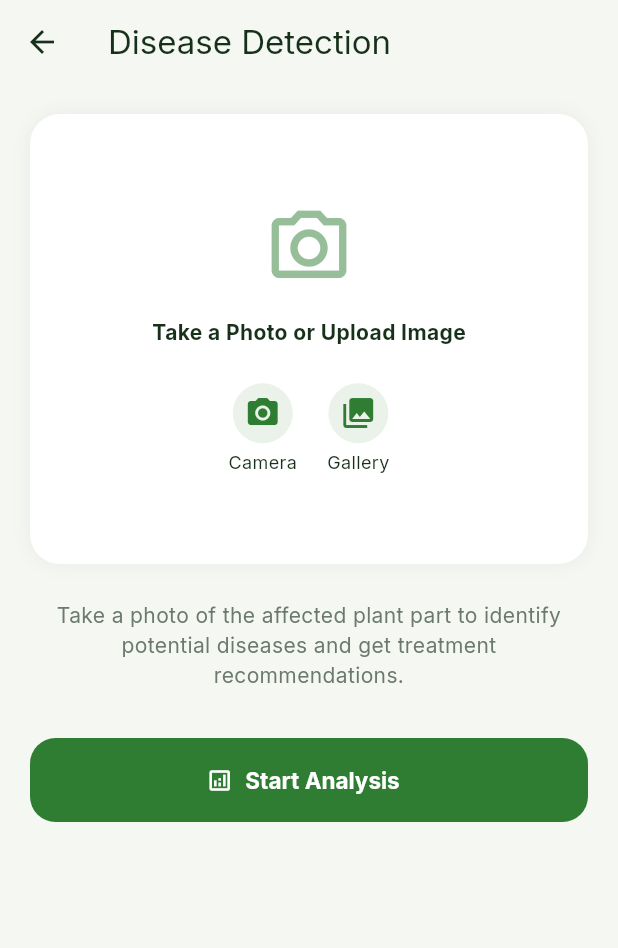
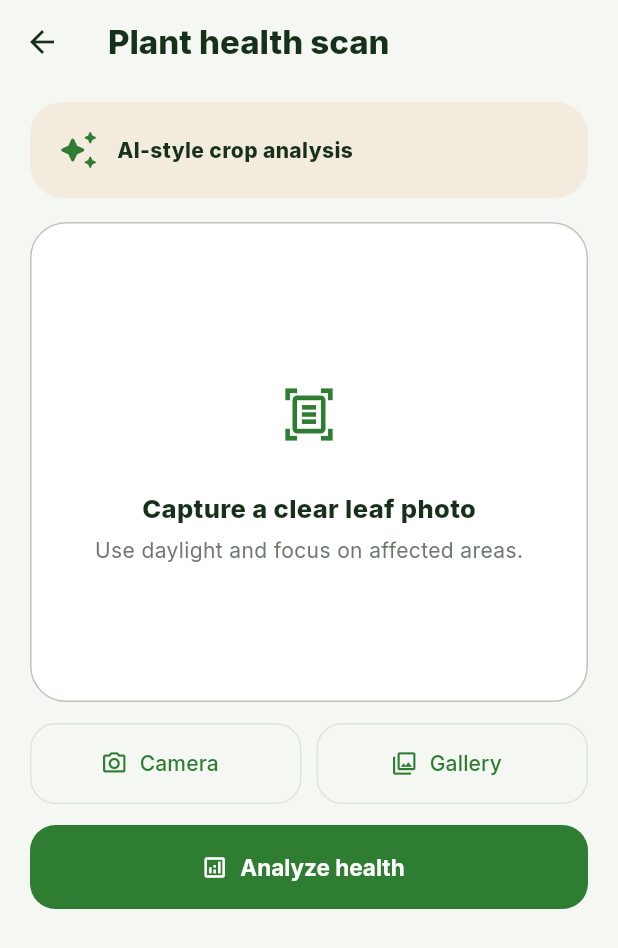
Before and after one commit to Jatinkanara21/Agrismart, a Flutter app: the DiseaseDetectionScreen screen opened directly, on a phone screen of 412 x 824 dp. Shown: the top 948 px of the screen. Run offline on Flutter 3.47's test engine with Material 3 defaults, Android fonts, the phone set to English and light mode, and no system bars; our stand-ins replace google_fonts, image_picker; statements that could not run were skipped.

Commit message:
feat: polish disease detection experience

```diff
--- a/lib/screens/disease_detection/disease_detection_screen.dart
+++ b/lib/screens/disease_detection/disease_detection_screen.dart
@@ -1,4 +1,5 @@
 import 'package:flutter/material.dart';
+import 'package:image_picker/image_picker.dart';
 import '../../core/constants/app_colors.dart';
 
 class DiseaseDetectionScreen extends StatefulWidget {
@@ -9,140 +10,72 @@ class DiseaseDetectionScreen extends StatefulWidget {
 }
 
 class _DiseaseDetectionScreenState extends State<DiseaseDetectionScreen> {
-  bool _isAnalyzing = false;
+  final _picker = ImagePicker();
+  XFile? _image;
+  bool _analyzing = false;
   bool _showResult = false;
 
-  void _analyzeImage() async {
-    setState(() {
-      _isAnalyzing = true;
-      _showResult = false;
-    });
+  Future<void> _pick(ImageSource source) async {
+    final image = await _picker.pickImage(source: source, imageQuality: 82);
+    if (!mounted) return;
+    if (image != null) setState(() { _image = image; _showResult = false; });
+  }
 
-    await Future.delayed(const Duration(seconds: 2));
-
-    setState(() {
-      _isAnalyzing = false;
-      _showResult = true;
-    });
+  Future<void> _analyze() async {
+    if (_image == null) {
+      ScaffoldMessenger.of(context).showSnackBar(const SnackBar(content: Text('Add a plant image first.')));
+      return;
+    }
+    setState(() => _analyzing = true);
+    await Future<void>.delayed(const Duration(seconds: 2));
+    if (mounted) setState(() { _analyzing = false; _showResult = true; });
   }
 
   @override
   Widget build(BuildContext context) {
     return Scaffold(
-      appBar: AppBar(title: const Text('Disease Detection')),
-      body: SingleChildScrollView(
-        padding: const EdgeInsets.all(20),
-        child: Column(
-          children: [
-            _buildUploadSection(),
-            const SizedBox(height: 24),
-            if (!_showResult) ...[
-              const Text(
-                'Take a photo of the affected plant part to identify potential diseases and get treatment recommendations.',
-                textAlign: TextAlign.center,
-                style: TextStyle(color: AppColors.textSecondary),
-              ),
-              const SizedBox(height: 32),
-              ElevatedButton.icon(
-                onPressed: _isAnalyzing ? null : _analyzeImage,
-                icon: _isAnalyzing ? const SizedBox(width: 20, height: 20, child: CircularProgressIndicator(color: Colors.white, strokeWidth: 2)) : const Icon(Icons.analytics_outlined),
-                label: Text(_isAnalyzing ? 'Analyzing...' : 'Start Analysis'),
-              ),
-            ],
-            if (_showResult) _buildResultSection(),
-          ],
+      appBar: AppBar(title: const Text('Plant health scan', style: TextStyle(fontWeight: FontWeight.w800))),
+      body: ListView(padding: const EdgeInsets.fromLTRB(20, 12, 20, 120), children: [
+        Container(
+          padding: const EdgeInsets.all(18),
+          decoration: BoxDecoration(color: AppColors.beige, borderRadius: BorderRadius.circular(22)),
+          child: const Row(children: [
+            Icon(Icons.auto_awesome_rounded, color: AppColors.primary, size: 28), SizedBox(width: 12),
+            Expanded(child: Text('AI-style crop analysis', style: TextStyle(fontWeight: FontWeight.w800))),
+          ]),
         ),
-      ),
-    );
-  }
-
-  Widget _buildUploadSection() {
-    return Container(
-      height: 300,
-      width: double.infinity,
-      decoration: BoxDecoration(
-        color: Colors.white,
-        borderRadius: BorderRadius.circular(20),
-        boxShadow: [BoxShadow(color: Colors.black.withOpacity(0.05), blurRadius: 10)],
-      ),
-      child: _showResult
-        ? ClipRRect(
-            borderRadius: BorderRadius.circular(20),
-            child: Image.network('https://images.unsplash.com/photo-1592841208389-52317a70233d?w=500&q=80', fit: BoxFit.cover),
-          )
-        : Column(
-            mainAxisAlignment: MainAxisAlignment.center,
-            children: [
-              Icon(Icons.camera_alt_outlined, size: 60, color: AppColors.primary.withOpacity(0.5)),
-              const SizedBox(height: 16),
-              const Text('Take a Photo or Upload Image', style: TextStyle(fontWeight: FontWeight.bold)),
-              const SizedBox(height: 24),
-              Row(
-                mainAxisAlignment: MainAxisAlignment.center,
-                children: [
-                  _buildIconButton(Icons.camera_alt, 'Camera'),
-                  const SizedBox(width: 20),
-                  _buildIconButton(Icons.photo_library, 'Gallery'),
-                ],
-              ),
-            ],
-          ),
-    );
-  }
-
-  Widget _buildIconButton(IconData icon, String label) {
-    return Column(
-      children: [
-        CircleAvatar(
-          backgroundColor: AppColors.primary.withOpacity(0.1),
-          child: Icon(icon, color: AppColors.primary),
+        const SizedBox(height: 16),
+        Container(
+          height: 320,
+          decoration: BoxDecoration(color: Theme.of(context).colorScheme.surface, borderRadius: BorderRadius.circular(24), border: Border.all(color: Theme.of(context).dividerColor.withValues(alpha: .45))),
+          clipBehavior: Clip.antiAlias,
+          child: _image == null
+            ? Column(mainAxisAlignment: MainAxisAlignment.center, children: [
+                Container(padding: const EdgeInsets.all(18), decoration: const BoxDecoration(color: AppColors.mint, shape: BoxShape.circle), child: const Icon(Icons.document_scanner_outlined, color: AppColors.primary, size: 38)),
+                const SizedBox(height: 14), const Text('Capture a clear leaf photo', style: TextStyle(fontWeight: FontWeight.w800, fontSize: 17)),
+                const SizedBox(height: 6), const Text('Use daylight and focus on affected areas.', style: TextStyle(color: AppColors.textSecondary)),
+              ])
+            : Stack(fit: StackFit.expand, children: [Image.network(_image!.path, fit: BoxFit.cover, errorBuilder: (_, __, ___) => Container(color: AppColors.mint, child: const Icon(Icons.image_outlined, size: 60, color: AppColors.primary))), if (_analyzing) Container(color: Colors.black54, child: const Center(child: CircularProgressIndicator(color: Colors.white)))]),
         ),
-        const SizedBox(height: 4),
-        Text(label, style: const TextStyle(fontSize: 12)),
-      ],
-    );
-  }
-
-  Widget _buildResultSection() {
-    return Column(
-      crossAxisAlignment: CrossAxisAlignment.start,
-      children: [
-        Container(
-          padding: const EdgeInsets.all(16),
-          decoration: BoxDecoration(
-            color: Colors.red.shade50,
-            borderRadius: BorderRadius.circular(12),
-            border: Border.all(color: Colors.red.shade200),
-          ),
-          child: Row(
-            children: [
-              const Icon(Icons.warning_amber_rounded, color: Colors.red),
-              const SizedBox(width: 12),
-              Expanded(
-                child: Column(
-                  crossAxisAlignment: CrossAxisAlignment.start,
-                  children: const [
-                    Text('Tomato Early Blight Detected', style: TextStyle(fontWeight: FontWeight.bold, color: Colors.red)),
-                    Text('Confidence: 94.5%', style: TextStyle(fontSize: 12, color: Colors.red)),
-                  ],
-                ),
-              ),
-            ],
-          ),
-        ),
-        const SizedBox(height: 24),
-        const Text('Symptoms', style: TextStyle(fontSize: 18, fontWeight: FontWeight.bold)),
-        const Text('• Dark spots with concentric rings on lower leaves.\n• Yellowing around the spots.\n• Premature leaf drop.', style: TextStyle(height: 1.5)),
-        const SizedBox(height: 16),
-        const Text('Recommended Treatment', style: TextStyle(fontSize: 18, fontWeight: FontWeight.bold)),
-        const Text('• Apply copper-based fungicides.\n• Remove and destroy infected plant parts.\n• Improve air circulation around plants.', style: TextStyle(height: 1.5)),
-        const SizedBox(height: 24),
-        ElevatedButton(
-          onPressed: () => setState(() => _showResult = false),
-          style: ElevatedButton.styleFrom(backgroundColor: Colors.grey.shade200, foregroundColor: AppColors.textPrimary),
-          child: const Text('Scan Another'),
-        ),
-      ],
+        const SizedBox(height: 14),
+        Row(children: [
+          Expanded(child: OutlinedButton.icon(onPressed: () => _pick(ImageSource.camera), icon: const Icon(Icons.camera_alt_outlined), label: const Text('Camera'))),
+          const SizedBox(width: 10),
+          Expanded(child: OutlinedButton.icon(onPressed: () => _pick(ImageSource.gallery), icon: const Icon(Icons.photo_library_outlined), label: const Text('Gallery'))),
+        ]),
+        const SizedBox(height: 14),
+        ElevatedButton.icon(onPressed: _analyzing ? null : _analyze, icon: Icon(_analyzing ? Icons.hourglass_top_rounded : Icons.analytics_outlined), label: Text(_analyzing ? 'Analyzing plant…' : 'Analyze health')),
+        if (_showResult) ...[
+          const SizedBox(height: 22),
+          Container(padding: const EdgeInsets.all(18), decoration: BoxDecoration(color: AppColors.mint, borderRadius: BorderRadius.circular(22)), child: Column(crossAxisAlignment: CrossAxisAlignment.start, children: [
+            Row(children: [const Icon(Icons.check_circle_rounded, color: AppColors.primary), const SizedBox(width: 10), const Expanded(child: Text('Tomato early blight detected', style: TextStyle(fontWeight: FontWeight.w800, fontSize: 18))), Container(padding: const EdgeInsets.symmetric(horizontal: 9, vertical: 5), decoration: BoxDecoration(color: AppColors.primary, borderRadius: BorderRadius.circular(10)), child: const Text('94%', style: TextStyle(color: Colors.white, fontWeight: FontWeight.w800)))]),
+            const SizedBox(height: 14),
+            const Text('Symptoms', style: TextStyle(fontWeight: FontWeight.w800)), const SizedBox(height: 5), const Text('Dark concentric leaf spots, yellowing around lesions, and early leaf drop.', style: TextStyle(color: AppColors.textSecondary, height: 1.45)),
+            const SizedBox(height: 13),
+            const Text('Recommended treatment', style: TextStyle(fontWeight: FontWeight.w800)), const SizedBox(height: 5), const Text('Remove infected leaves, improve airflow, and consider a copper-based fungicide.', style: TextStyle(color: AppColors.textSecondary, height: 1.45)),
+          ])),
+        ],
+      ]),
     );
   }
 }
```
